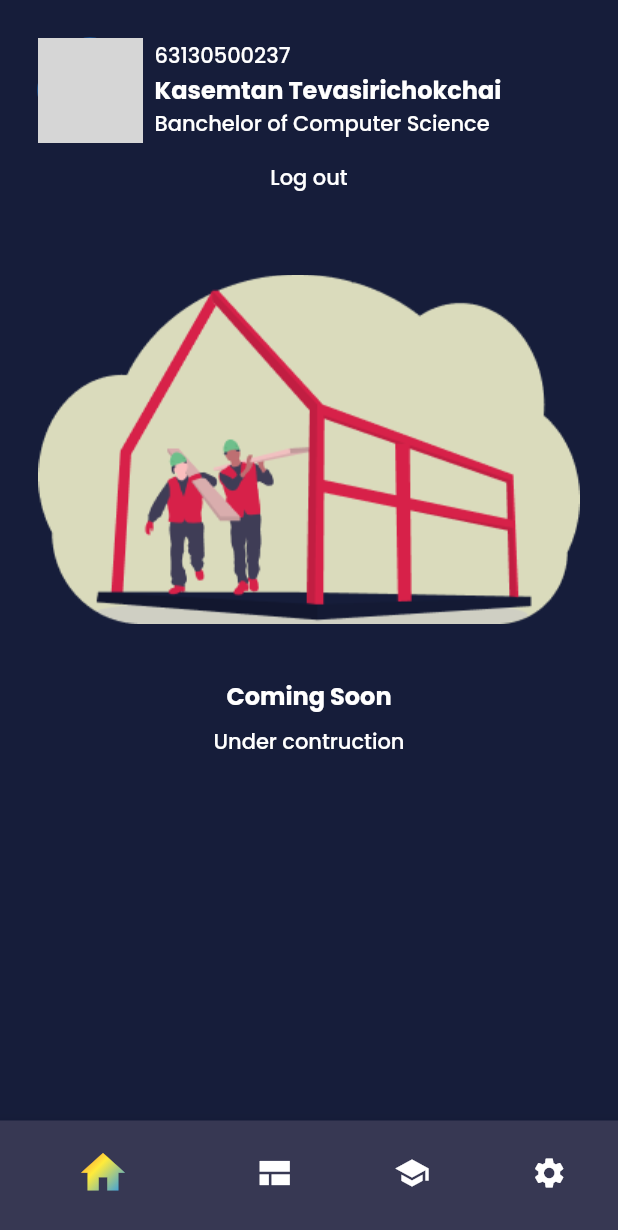
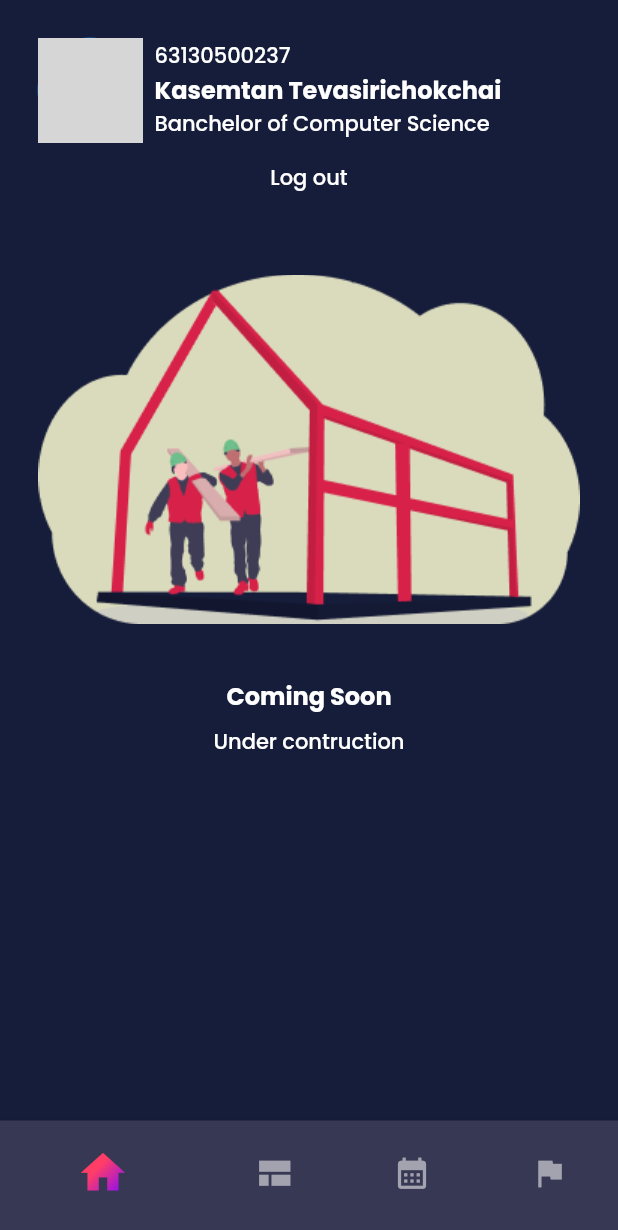
Before and after one commit to FloatKasemtan/CSC291-INFORME, a Flutter app: the screen it shows after launch, on a phone screen of 412 x 824 dp. Shown: the top 1230 px of the screen. Run offline on Flutter 3.47's test engine with Material 2 defaults, Android fonts, the phone set to English and light mode, and no system bars; our stand-ins replace google_fonts; network calls fail; grey boxes are pictures that could not be loaded.

Commit message:
feat: finish navigation bar & rearrange structure

```diff
--- a/informe/lib/main.dart
+++ b/informe/lib/main.dart
@@ -10,6 +10,7 @@ import 'package:informe/screens/schedule.dart';
 import 'package:informe/screens/sign_in.dart';
 import 'package:informe/services/dio.dart';
 import 'package:informe/services/provider.dart';
+import 'package:informe/widgets/common/navigation_bar.dart';
 import 'package:provider/provider.dart';
 
 void main() {
@@ -26,10 +27,31 @@ void main() {
   // DioInstance().init();
 }
 
-class MyApp extends StatelessWidget {
+class MyApp extends StatefulWidget {
   const MyApp({Key? key}) : super(key: key);
 
+  @override
+  State<MyApp> createState() => _MyAppState();
+}
+
+class _MyAppState extends State<MyApp> {
   // This widget is the root of your application.
+
+  int _selectedIndex = 0;
+
+  void _onItemTapped(int index) {
+    setState(() {
+      _selectedIndex = index;
+    });
+  }
+
+  static List<Widget> screen = <Widget>[
+    Home(),
+    Courses(),
+    Schedule(),
+    Report()
+  ];
+
   @override
   Widget build(BuildContext context) {
     return MaterialApp(
@@ -49,7 +71,6 @@ class MyApp extends StatelessWidget {
         ),
       ),
       routes: {
-        '/': (context) => Home(),
         SignIn.routeName: (context) => SignIn(),
         GetStart.routeName: (context) => GetStart(),
         Home.routeName: (context) => Home(),
@@ -59,6 +80,14 @@ class MyApp extends StatelessWidget {
         Report.routeName: (context) => Report(),
         ReportForm.routeName: (context) => ReportForm(),
       },
+      home: Scaffold(
+        backgroundColor: const Color(0xFF161D3A),
+        body: screen.elementAt(_selectedIndex),
+        bottomNavigationBar: CustomNavigatorBar(
+          selectedIndex: _selectedIndex,
+          onItemTapped: _onItemTapped,
+        ),
+      ),
     );
   }
 }
--- a/informe/lib/screens/home.dart
+++ b/informe/lib/screens/home.dart
@@ -1,5 +1,9 @@
 import 'package:flutter/material.dart';
+import 'package:informe/screens/courses.dart';
+import 'package:informe/screens/report.dart';
+import 'package:informe/screens/schedule.dart';
 import 'package:informe/widgets/common/gradient_icon.dart';
+import 'package:informe/widgets/common/navigation_bar.dart';
 import 'package:informe/widgets/common/under_construction.dart';
 import 'package:informe/widgets/home/logout_button.dart';
 import 'package:informe/widgets/home/profile.dart';
@@ -13,38 +17,9 @@ class Home extends StatefulWidget {
 }
 
 class _HomeState extends State<Home> {
-  int _selectedIndex = 0;
-  // static const TextStyle optionStyle = ;
-  // static const List<Widget> _widgetOptions = <Widget>[
-  //   Text(
-  //     'Index 0: Home',
-  //     style: optionStyle,
-  //   ),
-  //   Text(
-  //     'Index 1: Business',
-  //     style: optionStyle,
-  //   ),
-  //   Text(
-  //     'Index 2: School',
-  //     style: optionStyle,
-  //   ),
-  //   Text(
-  //     'Index 3: Settings',
-  //     style: optionStyle,
-  //   ),
-  // ];
-
-  void _onItemTapped(int index) {
-    setState(() {
-      _selectedIndex = index;
-    });
-  }
-
   @override
   Widget build(BuildContext context) {
-    return Scaffold(
-      backgroundColor: Color(0xFF161D3A),
-      body: Column(
+    return Column(
       children: const [
         Profile(
             studentId: "63130500237",
@@ -59,67 +34,6 @@ class _HomeState extends State<Home> {
         ),
         UnderConstruction()
       ],
-      ),
-      bottomNavigationBar: BottomNavigationBar(
-        showSelectedLabels: false,
-        items: <BottomNavigationBarItem>[
-          BottomNavigationBarItem(
-            icon: _selectedIndex == 0
-                ? GradientIcon(
-                    Icons.home,
-                    35,
-                    const LinearGradient(
-                      colors: <Color>[
-                        Colors.red,
-                        Colors.yellow,
-                        Colors.blue,
-                      ],
-                      begin: Alignment.topLeft,
-                      end: Alignment.bottomRight,
-                    ),
-                  )
-                : const Icon(
-                    Icons.home,
-                    size: 25,
-                  ),
-            label: 'Home',
-            backgroundColor: const Color(0xFF373853),
-          ),
-          BottomNavigationBarItem(
-            icon: Icon(Icons.view_comfy),
-            label: 'Business',
-            backgroundColor: const Color(0xFF373853),
-          ),
-          BottomNavigationBarItem(
-            icon: Icon(Icons.school),
-            label: 'School',
-            backgroundColor: const Color(0xFF373853),
-          ),
-          BottomNavigationBarItem(
-            icon: Icon(Icons.settings),
-            label: 'Settings',
-            backgroundColor: const Color(0xFF373853),
-          ),
-        ],
-        currentIndex: _selectedIndex,
-        // selectedItemColor: Colors.amber[800],
-        selectedIconTheme: IconThemeData(),
-        onTap: _onItemTapped,
-      ),
     );
   }
-
-  // Color getColor(int index) {
-  //   switch (index) {
-  //     case 0:
-  //     return
-  //     case 1:
-  //       break;
-  //     case 2:
-  //       break;
-  //     case 3:
-  //       break;
-  //     default:
-  //   }
-  // }
 }
--- a/informe/lib/screens/schedule.dart
+++ b/informe/lib/screens/schedule.dart
@@ -1,13 +1,20 @@
 import 'package:flutter/material.dart';
+import 'package:informe/widgets/common/under_construction.dart';
 
 class Schedule extends StatelessWidget {
-  const Schedule({ Key? key }) : super(key: key);
+  const Schedule({Key? key}) : super(key: key);
   static const routeName = "/schedule";
 
   @override
   Widget build(BuildContext context) {
     return Container(
-
+      height: MediaQuery.of(context).size.height,
+      child: Column(
+        mainAxisAlignment: MainAxisAlignment.center,
+        children: [
+          const UnderConstruction(),
+        ],
+      ),
     );
   }
 }
--- a/informe/lib/widgets/common/navigation_bar.dart
+++ b/informe/lib/widgets/common/navigation_bar.dart
@@ -1,10 +1,82 @@
 import 'package:flutter/material.dart';
+import 'package:informe/widgets/common/gradient_icon.dart';
 
-class NavigatorBar extends StatelessWidget {
-  const NavigatorBar({Key? key}) : super(key: key);
+class CustomNavigatorBar extends StatelessWidget {
+  const CustomNavigatorBar(
+      {Key? key, required this.selectedIndex, required this.onItemTapped})
+      : super(key: key);
+  final int selectedIndex;
+  final void Function(int) onItemTapped;
 
   @override
   Widget build(BuildContext context) {
-    return Container();
+    return BottomNavigationBar(
+      showSelectedLabels: false,
+      items: <BottomNavigationBarItem>[
+        _buildCustomNavigationBarItem(
+          0,
+          Icons.home,
+          const LinearGradient(
+            colors: <Color>[Color(0xffFF3D67), Color(0xFF8409FF)],
+            begin: Alignment.center,
+            end: Alignment.bottomRight,
+          ),
+        ),
+        _buildCustomNavigationBarItem(
+          1,
+          Icons.view_comfy,
+          const LinearGradient(
+            colors: <Color>[
+              Color(0xFF61D1F4),
+              Color(0xFF3D9FD6),
+              Color(0xFF1C64CF),
+            ],
+            begin: Alignment.centerLeft,
+            end: Alignment.centerRight,
+          ),
+        ),
+        _buildCustomNavigationBarItem(
+          2,
+          Icons.calendar_month,
+          const LinearGradient(
+            colors: <Color>[
+              Color(0xFFB3FF00),
+              Color(0xFF00FF4B),
+            ],
+            begin: Alignment.centerLeft,
+            end: Alignment.centerRight,
+          ),
+        ),
+        _buildCustomNavigationBarItem(
+          3,
+          Icons.assistant_photo,
+          const LinearGradient(
+            colors: <Color>[
+              Color(0xFFFF6900),
+              Color(0xFFFF003B),
+            ],
+            begin: Alignment.centerLeft,
+            end: Alignment.centerRight,
+          ),
+        ),
+      ],
+      currentIndex: selectedIndex,
+      onTap: onItemTapped,
+    );
+  }
+
+  BottomNavigationBarItem _buildCustomNavigationBarItem(
+      index, IconData icon, LinearGradient gradient) {
+    return BottomNavigationBarItem(
+      icon: selectedIndex == index
+          ? GradientIcon(icon, 35, gradient)
+          : Icon(
+              icon,
+              size: 25,
+              color: const Color(0xFFA3A3B0),
+            ),
+      label: '',
+      backgroundColor: const Color(0xFF373853),
+    );
   }
 }
```
Lines whose indentation alone changed are shown as unchanged.
